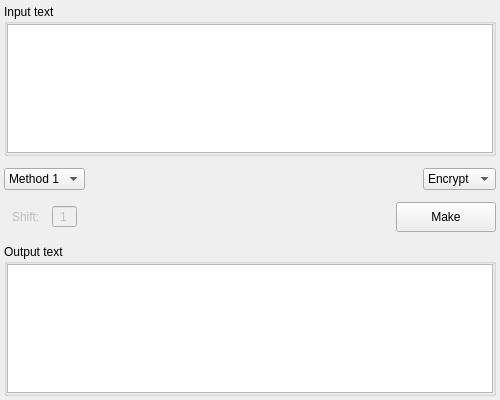
Before: the Qt Designer form app/gui/symmetric/polybius_square/polybius_square.ui in vasilypht/crypto-methods, drawn with Qt 5.
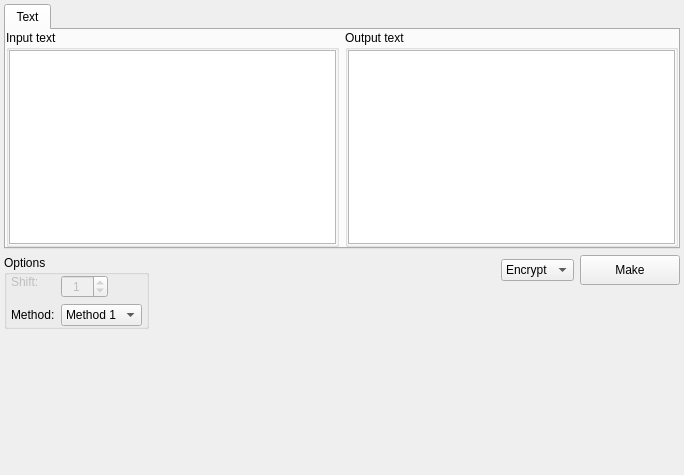
After: the same form once the commit is applied.

Commit message: (Polybius square) Module redesign. Design in the form of a class, as well as a redesign of the widget

```diff
--- a/app/gui/symmetric/polybius_square/polybius_square.ui
+++ b/app/gui/symmetric/polybius_square/polybius_square.ui
@@ -6,17 +6,14 @@
    <rect>
     <x>0</x>
     <y>0</y>
-    <width>500</width>
-    <height>400</height>
+    <width>684</width>
+    <height>475</height>
    </rect>
   </property>
   <property name="windowTitle">
    <string>Form</string>
   </property>
-  <layout class="QVBoxLayout" name="verticalLayout">
-   <property name="spacing">
-    <number>12</number>
-   </property>
+  <layout class="QVBoxLayout" name="verticalLayout_4">
    <property name="leftMargin">
     <number>4</number>
    </property>
@@ -28,6 +25,31 @@
    </property>
    <property name="bottomMargin">
     <number>4</number>
+   </property>
+   <item>
+    <widget class="QTabWidget" name="tab_widget">
+     <property name="maximumSize">
+      <size>
+       <width>16777215</width>
+       <height>400</height>
+      </size>
+     </property>
+     <widget class="QWidget" name="tab_text">
+      <attribute name="title">
+       <string>Text</string>
+      </attribute>
+      <layout class="QHBoxLayout" name="horizontalLayout">
+       <property name="leftMargin">
+        <number>0</number>
+       </property>
+       <property name="topMargin">
+        <number>0</number>
+       </property>
+       <property name="rightMargin">
+        <number>0</number>
+       </property>
+       <property name="bottomMargin">
+        <number>0</number>
    </property>
    <item>
     <widget class="QGroupBox" name="group_box_input">
@@ -57,80 +79,74 @@
     </widget>
    </item>
    <item>
+        <widget class="QGroupBox" name="group_box_output">
+         <property name="title">
+          <string>Output text</string>
+         </property>
+         <layout class="QVBoxLayout" name="verticalLayout_12">
+          <property name="spacing">
+           <number>0</number>
+          </property>
+          <property name="leftMargin">
+           <number>0</number>
+          </property>
+          <property name="topMargin">
+           <number>0</number>
+          </property>
+          <property name="rightMargin">
+           <number>0</number>
+          </property>
+          <property name="bottomMargin">
+           <number>0</number>
+          </property>
+          <item>
+           <widget class="QTextEdit" name="text_edit_output">
+            <property name="readOnly">
+             <bool>true</bool>
+            </property>
+           </widget>
+          </item>
+         </layout>
+        </widget>
+       </item>
+      </layout>
+     </widget>
+    </widget>
+   </item>
+   <item>
     <layout class="QHBoxLayout" name="horizontal_layout_1">
-     <property name="spacing">
-      <number>12</number>
-     </property>
+     <item>
+      <layout class="QVBoxLayout" name="verticalLayout_3">
+       <item>
+        <widget class="QGroupBox" name="group_box_options">
+         <property name="title">
+          <string>Options</string>
+         </property>
+         <layout class="QVBoxLayout" name="verticalLayout">
      <property name="leftMargin">
       <number>0</number>
      </property>
      <property name="topMargin">
       <number>0</number>
      </property>
-     <item>
-      <widget class="QComboBox" name="combo_box_method">
-       <property name="sizePolicy">
-        <sizepolicy hsizetype="Fixed" vsizetype="Fixed">
-         <horstretch>0</horstretch>
-         <verstretch>0</verstretch>
-        </sizepolicy>
-       </property>
-       <item>
-        <property name="text">
-         <string>Method 1</string>
-        </property>
-       </item>
+          <property name="rightMargin">
+           <number>0</number>
+          </property>
+          <property name="bottomMargin">
+           <number>0</number>
+          </property>
        <item>
-        <property name="text">
-         <string>Method 2</string>
-        </property>
-       </item>
-      </widget>
-     </item>
-     <item>
-      <spacer name="horizontal_spacer_1">
-       <property name="orientation">
-        <enum>Qt::Horizontal</enum>
-       </property>
-       <property name="sizeHint" stdset="0">
-        <size>
-         <width>40</width>
-         <height>20</height>
-        </size>
-       </property>
-      </spacer>
-     </item>
-     <item>
-      <widget class="QComboBox" name="combo_box_mode">
-       <property name="sizePolicy">
-        <sizepolicy hsizetype="Fixed" vsizetype="Fixed">
-         <horstretch>0</horstretch>
-         <verstretch>0</verstretch>
-        </sizepolicy>
-       </property>
-       <item>
-        <property name="text">
-         <string>Encrypt</string>
-        </property>
-       </item>
-       <item>
-        <property name="text">
-         <string>Decrypt</string>
-        </property>
-       </item>
-      </widget>
-     </item>
-    </layout>
-   </item>
-   <item>
-    <layout class="QHBoxLayout" name="horizontal_layout_2">
-     <property name="spacing">
-      <number>12</number>
+           <layout class="QFormLayout" name="form_layout_options">
+            <property name="fieldGrowthPolicy">
+             <enum>QFormLayout::ExpandingFieldsGrow</enum>
      </property>
      <property name="leftMargin">
-      <number>8</number>
-     </property>
-     <item>
+             <number>4</number>
+            </property>
+            <property name="rightMargin">
+             <number>4</number>
+            </property>
+            <item row="0" column="0">
       <widget class="QLabel" name="label_shift">
        <property name="enabled">
         <bool>false</bool>
@@ -149,7 +165,7 @@
        </property>
       </widget>
      </item>
-     <item>
+            <item row="0" column="1">
       <widget class="QSpinBox" name="spin_box_shift">
        <property name="enabled">
         <bool>false</bool>
@@ -158,11 +174,14 @@
         <set>Qt::AlignCenter</set>
        </property>
        <property name="buttonSymbols">
-        <enum>QAbstractSpinBox::NoButtons</enum>
+               <enum>QAbstractSpinBox::UpDownArrows</enum>
        </property>
        <property name="minimum">
         <number>0</number>
        </property>
+              <property name="maximum">
+               <number>100</number>
+              </property>
        <property name="singleStep">
         <number>1</number>
        </property>
@@ -171,8 +190,55 @@
        </property>
       </widget>
      </item>
+            <item row="1" column="0">
+             <widget class="QLabel" name="label_method">
+              <property name="text">
+               <string>Method:</string>
+              </property>
+             </widget>
+            </item>
+            <item row="1" column="1">
+             <widget class="QComboBox" name="combo_box_method">
+              <property name="sizePolicy">
+               <sizepolicy hsizetype="Fixed" vsizetype="Fixed">
+                <horstretch>0</horstretch>
+                <verstretch>0</verstretch>
+               </sizepolicy>
+              </property>
      <item>
-      <spacer name="horizontal_spacer_2">
+               <property name="text">
+                <string>Method 1</string>
+               </property>
+              </item>
+              <item>
+               <property name="text">
+                <string>Method 2</string>
+               </property>
+              </item>
+             </widget>
+            </item>
+           </layout>
+          </item>
+         </layout>
+        </widget>
+       </item>
+       <item>
+        <spacer name="vertical_spacer_1">
+         <property name="orientation">
+          <enum>Qt::Vertical</enum>
+         </property>
+         <property name="sizeHint" stdset="0">
+          <size>
+           <width>20</width>
+           <height>40</height>
+          </size>
+         </property>
+        </spacer>
+       </item>
+      </layout>
+     </item>
+     <item>
+      <spacer name="horizontal_spacer_1">
        <property name="orientation">
         <enum>Qt::Horizontal</enum>
        </property>
@@ -183,6 +249,30 @@
         </size>
        </property>
       </spacer>
+     </item>
+     <item>
+      <layout class="QVBoxLayout" name="vertical_layout_1">
+       <item>
+        <layout class="QHBoxLayout" name="horizontalLayout_2">
+         <item>
+          <widget class="QComboBox" name="combo_box_mode">
+           <property name="sizePolicy">
+            <sizepolicy hsizetype="Fixed" vsizetype="Fixed">
+             <horstretch>0</horstretch>
+             <verstretch>0</verstretch>
+            </sizepolicy>
+           </property>
+           <item>
+            <property name="text">
+             <string>Encrypt</string>
+            </property>
+           </item>
+           <item>
+            <property name="text">
+             <string>Decrypt</string>
+            </property>
+           </item>
+          </widget>
      </item>
      <item>
       <widget class="QPushButton" name="button_make">
@@ -212,35 +302,34 @@
     </layout>
    </item>
    <item>
-    <widget class="QGroupBox" name="group_box_output">
-     <property name="title">
-      <string>Output text</string>
-     </property>
-     <layout class="QVBoxLayout" name="verticalLayout_12">
-      <property name="spacing">
-       <number>0</number>
-      </property>
-      <property name="leftMargin">
-       <number>0</number>
-      </property>
-      <property name="topMargin">
-       <number>0</number>
-      </property>
-      <property name="rightMargin">
-       <number>0</number>
-      </property>
-      <property name="bottomMargin">
-       <number>0</number>
-      </property>
+        <spacer name="vertical_spacer_2">
+         <property name="orientation">
+          <enum>Qt::Vertical</enum>
+         </property>
+         <property name="sizeHint" stdset="0">
+          <size>
+           <width>20</width>
+           <height>40</height>
+          </size>
+         </property>
+        </spacer>
+       </item>
+      </layout>
+     </item>
+    </layout>
+   </item>
       <item>
-       <widget class="QTextEdit" name="text_edit_output">
-        <property name="readOnly">
-         <bool>true</bool>
-        </property>
-       </widget>
-      </item>
-     </layout>
-    </widget>
+    <spacer name="vertical_spacer_3">
+     <property name="orientation">
+      <enum>Qt::Vertical</enum>
+     </property>
+     <property name="sizeHint" stdset="0">
+      <size>
+       <width>20</width>
+       <height>52</height>
+      </size>
+     </property>
+    </spacer>
    </item>
   </layout>
  </widget>
```
Left out of the diff: 4 changed lines with no effect on the pictures. Lines whose indentation alone changed are shown as unchanged. The commit also changes 3 other files.
